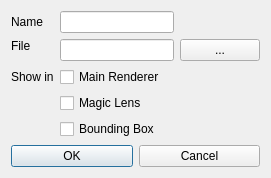
3dct/open_iA, file core/src/modalityProperties.ui: the form before one commit.
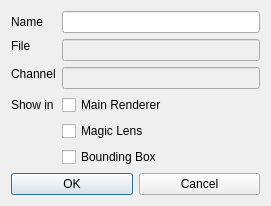
The form after the commit.

Commit message: Load multiple channels from same file separately

```diff
--- a/core/src/modalityProperties.ui
+++ b/core/src/modalityProperties.ui
@@ -29,21 +29,48 @@
       <property name="bottomMargin">
        <number>0</number>
       </property>
-      <item row="2" column="1">
+      <item row="1" column="1">
+       <widget class="QLineEdit" name="edFilename">
+        <property name="enabled">
+         <bool>false</bool>
+        </property>
+       </widget>
+      </item>
+      <item row="1" column="0">
+       <widget class="QLabel" name="label_2">
+        <property name="text">
+         <string>File</string>
+        </property>
+        <property name="alignment">
+         <set>Qt::AlignLeading|Qt::AlignLeft|Qt::AlignTop</set>
+        </property>
+       </widget>
+      </item>
+      <item row="0" column="1">
+       <widget class="QLineEdit" name="edName"/>
+      </item>
+      <item row="5" column="1">
+       <widget class="QCheckBox" name="cbBoundingBox">
+        <property name="text">
+         <string>Bounding Box</string>
+        </property>
+       </widget>
+      </item>
+      <item row="3" column="1">
        <widget class="QCheckBox" name="cbMainRenderer">
         <property name="text">
          <string>Main Renderer</string>
         </property>
        </widget>
       </item>
-      <item row="2" column="0">
+      <item row="3" column="0">
        <widget class="QLabel" name="label_3">
         <property name="text">
          <string>Show in</string>
         </property>
        </widget>
       </item>
-      <item row="3" column="1">
+      <item row="4" column="1">
        <widget class="QCheckBox" name="cbMagicLens">
         <property name="text">
          <string>Magic Lens</string>
@@ -57,33 +84,20 @@
         </property>
        </widget>
       </item>
-      <item row="1" column="1">
-       <widget class="QLineEdit" name="edFilename"/>
-      </item>
-      <item row="1" column="0">
-       <widget class="QLabel" name="label_2">
+      <item row="2" column="0">
+       <widget class="QLabel" name="label_4">
         <property name="text">
-         <string>File</string>
+         <string>Channel</string>
         </property>
         <property name="alignment">
          <set>Qt::AlignLeading|Qt::AlignLeft|Qt::AlignTop</set>
         </property>
        </widget>
       </item>
-      <item row="0" column="1">
-       <widget class="QLineEdit" name="edName"/>
-      </item>
-      <item row="1" column="2">
-       <widget class="QPushButton" name="pbChooseFile">
-        <property name="text">
-         <string>...</string>
-        </property>
-       </widget>
-      </item>
-      <item row="4" column="1">
-       <widget class="QCheckBox" name="cbBoundingBox">
-        <property name="text">
-         <string>Bounding Box</string>
+      <item row="2" column="1">
+       <widget class="QLineEdit" name="edChannel">
+        <property name="enabled">
+         <bool>false</bool>
         </property>
        </widget>
       </item>
```
Left out of the diff: 1 changed line with no effect on the pictures. The commit also changes 11 other files.
